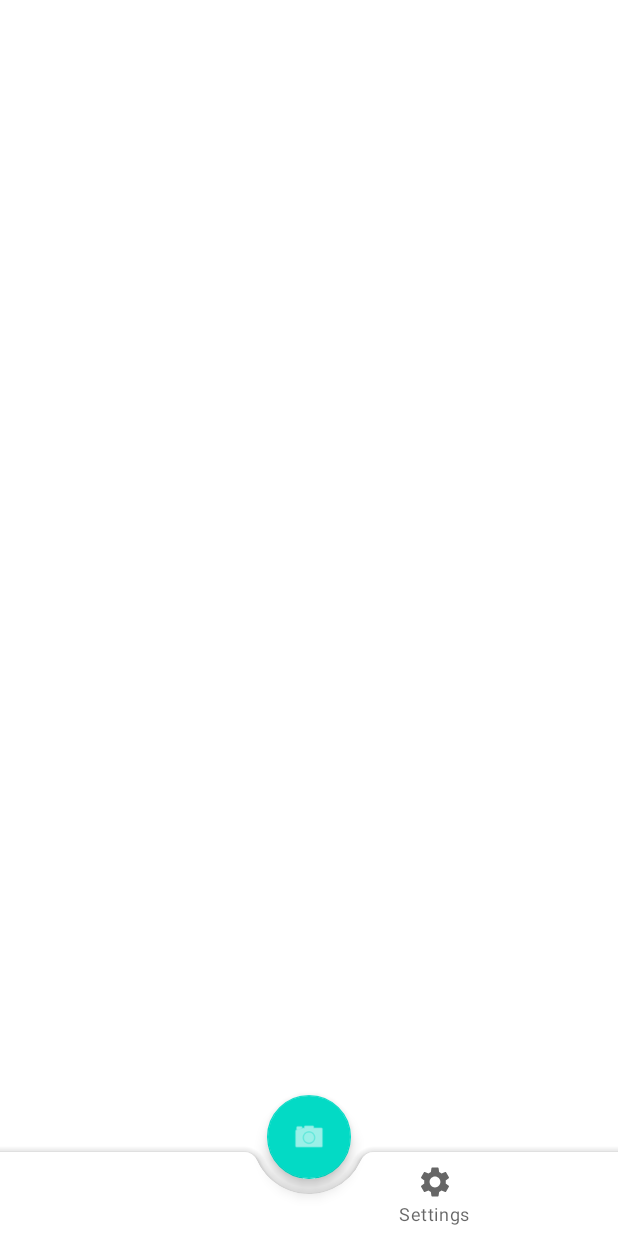
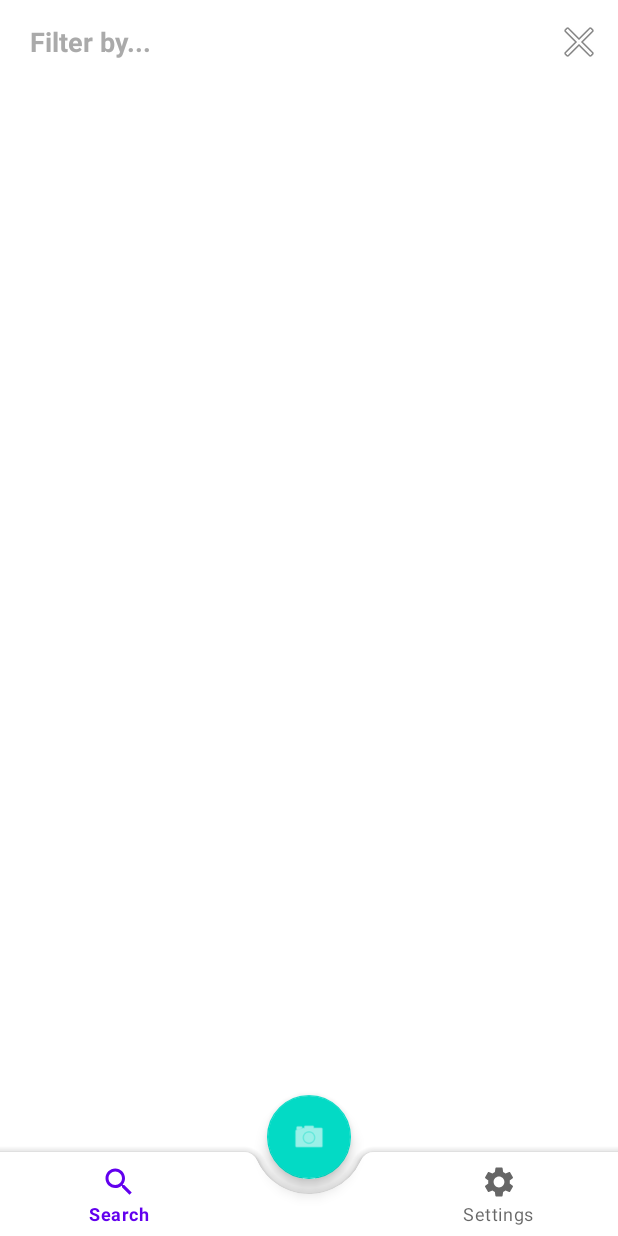
Before and after one commit to bitstuffing/campdf, an Android app: the layout activity_main.xml on its own in the app's theme, with its tools: preview values and no code run, on a phone screen of 412 x 824 dp. Run offline under Robolectric (Android 15) with nearby library versions, the phone set to English and light mode, and no system bars.

Commit message:
user-guide steps and search widget (WIP)

```diff
--- a/app/build.gradle
+++ b/app/build.gradle
@@ -82,6 +82,7 @@ dependencies {
     implementation 'androidx.recyclerview:recyclerview:1.2.1'
     implementation 'androidx.swiperefreshlayout:swiperefreshlayout:1.1.0'
     implementation 'com.wdullaer:swipeactionadapter:2.0.0'
+    implementation 'com.getkeepsafe.taptargetview:taptargetview:1.13.3'
 
     //scanner library from camera
     api project(':library')
--- a/app/src/main/java/com/github/bitstuffing/campdf/OnBoardingFragment.java
+++ b/app/src/main/java/com/github/bitstuffing/campdf/OnBoardingFragment.java
@@ -14,6 +14,7 @@ import android.view.ViewGroup;
 public class OnBoardingFragment extends Fragment {
 
     public static final String COMPLETED_ONBOARDING_PREF_NAME = "completed_onboard_start_up";
+    public static final String COMPLETED_TUTORIAL = "completed_tutorial_start_up";
 
     @Override
     public View onCreateView(LayoutInflater inflater, ViewGroup container, Bundle s) {
--- a/app/src/main/res/layout/fragment_main.xml
+++ b/app/src/main/res/layout/fragment_main.xml
@@ -35,13 +35,51 @@
             android:layout_height="match_parent"
             android:layout_marginBottom="60dp">
 
-        <ListView
-            android:id="@+id/pdfListView"
+        <RelativeLayout
             android:layout_width="match_parent"
-            android:layout_height="match_parent"
-            >
+            android:layout_height="match_parent" >
 
-        </ListView>
+            <FrameLayout
+                android:layout_height="wrap_content"
+                android:layout_width="match_parent">
+
+                <EditText
+                    android:id="@+id/filterText"
+                    android:layout_width="wrap_content"
+                    android:layout_height="?attr/actionBarSize"
+                    android:background="@android:color/white"
+                    android:hint="Filter by..."
+                    android:inputType="text"
+                    android:paddingLeft="20dp"
+                    android:singleLine="true"
+                    android:textColor="@color/black"
+                    android:textColorHint="@android:color/darker_gray"
+                    android:textStyle="bold" />
+
+                <ImageView
+                    android:id="@+id/filterCloseImage"
+                    android:layout_width="wrap_content"
+                    android:layout_height="wrap_content"
+                    android:layout_gravity="right|center_vertical"
+                    android:layout_marginRight="10dp"
+                    android:contentDescription="@string/action_settings"
+                    android:src="@android:drawable/ic_menu_close_clear_cancel" />
+
+            </FrameLayout>
+
+            <View
+                android:layout_width="match_parent"
+                android:layout_height="1dp"
+                android:background="@color/white" />
+
+            <ListView
+                android:id="@+id/pdfListView"
+                android:layout_marginTop="?attr/actionBarSize"
+                android:layout_width="match_parent"
+                android:layout_height="match_parent" />
+
+        </RelativeLayout>
+
 
     </com.github.bitstuffing.campdf.CustomSwipeRefreshLayout>
 
--- a/app/src/main/res/menu/bottom_nav_menu.xml
+++ b/app/src/main/res/menu/bottom_nav_menu.xml
@@ -3,9 +3,8 @@
 
     <!-- TODO enable when it's developed-->
     <item
-        android:id="@+id/Search"
+        android:id="@+id/searchButton"
         android:icon="@drawable/ic_baseline_search_24"
-        android:visible="false"
         android:title="Search"/>
 
     <item
@@ -13,7 +12,7 @@
         android:title=""/>
 
     <item
-        android:id="@+id/settings"
+        android:id="@+id/settingsButton"
         android:icon="@drawable/ic_baseline_settings_24"
         android:title="Settings"/>
 
--- a/app/src/main/res/values/colors.xml
+++ b/app/src/main/res/values/colors.xml
@@ -10,4 +10,5 @@
     <color name="red">#FFFF0000</color>
     <color name="yellow">#FFFFFF00</color>
     <color name="white">#FFFFFFFF</color>
+    <color name="blue">#0000FF</color>
 </resources>
```
Also changed, not shown: app/src/main/java/com/github/bitstuffing/campdf/MainActivity.java (+81 -7 lines), app/src/main/res/menu/menu_main.xml (deleted, +0 -10 lines).
